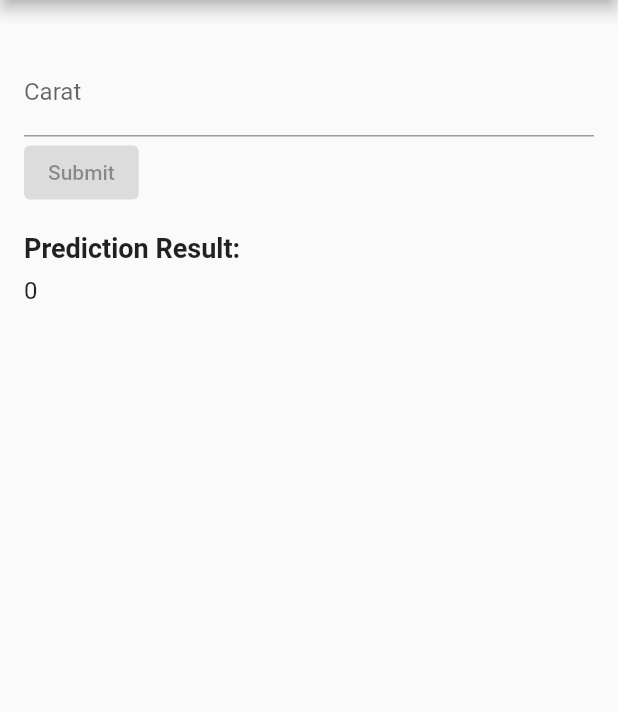
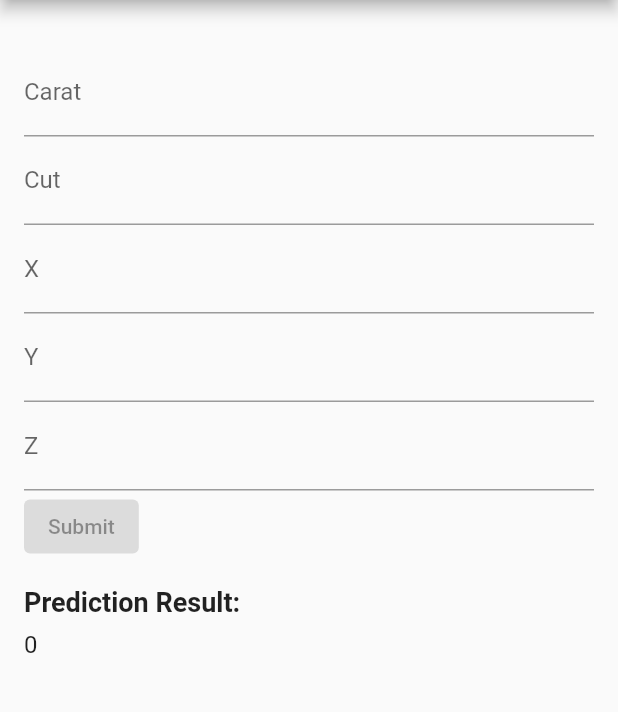
Before and after one commit to NicoLe-01/diamond_prediction_flutter, a Flutter app: the screen it shows after launch, on a phone screen of 412 x 824 dp, the part 84-796 px from its top. Run offline on Flutter 3.47's test engine with Material 2 defaults, Android fonts, the phone set to English and light mode, and no system bars; missing offline and left inert: tflite.

Commit message:
add: layouting and tflite model

```diff
--- a/lib/main.dart
+++ b/lib/main.dart
@@ -1,4 +1,5 @@
 import 'package:flutter/material.dart';
+import 'package:tflite/tflite.dart';
 
 void main() {
   runApp(const MyApp());
@@ -52,13 +53,64 @@ class _MyHomePageState extends State<MyHomePage> {
   final double _carat = 0.0;
   final TextEditingController _caratController = TextEditingController();
 
+  final double _cut = 0.0;
+  final TextEditingController _cutController = TextEditingController();
+
+  final double _x = 0.0;
+  final TextEditingController _xController = TextEditingController();
+
+  final double _y = 0.0;
+  final TextEditingController _yController = TextEditingController();
+
+  final double _z = 0.0;
+  final TextEditingController _zController = TextEditingController();
+
   @override
   Widget build(BuildContext context) {
     return Scaffold(
       appBar: AppBar(
         title: Text(widget.title),
       ),
-      body: Padding(
+      body: GestureDetector(
+        onTap: () {
+          FocusScope.of(context).requestFocus(FocusNode());
+        },
+        child: InputField(
+          caratController: _caratController,
+          cutController: _cutController,
+          xController: _xController,
+          yController: _yController,
+          zController: _zController,
+        ),
+      ),
+    );
+  }
+}
+
+class InputField extends StatelessWidget {
+  const InputField({
+    super.key,
+    required TextEditingController caratController,
+    required TextEditingController cutController,
+    required TextEditingController xController,
+    required TextEditingController yController,
+    required TextEditingController zController,
+  })  : _caratController = caratController,
+        _cutController = cutController,
+        _xController = xController,
+        _yController = yController,
+        _zController = zController;
+
+  final TextEditingController _caratController;
+  final TextEditingController _cutController;
+  final TextEditingController _xController;
+  final TextEditingController _yController;
+  final TextEditingController _zController;
+
+  @override
+  Widget build(BuildContext context) {
+    return SingleChildScrollView(
+      child: Padding(
         padding: const EdgeInsets.all(16.0),
         child: Column(
           crossAxisAlignment: CrossAxisAlignment.start,
@@ -68,6 +120,26 @@ class _MyHomePageState extends State<MyHomePage> {
               controller: _caratController,
               keyboardType: TextInputType.number,
               decoration: const InputDecoration(labelText: 'Carat'),
+            ),
+            TextFormField(
+              controller: _cutController,
+              keyboardType: TextInputType.number,
+              decoration: const InputDecoration(labelText: 'Cut'),
+            ),
+            TextFormField(
+              controller: _xController,
+              keyboardType: TextInputType.number,
+              decoration: const InputDecoration(labelText: 'X'),
+            ),
+            TextFormField(
+              controller: _yController,
+              keyboardType: TextInputType.number,
+              decoration: const InputDecoration(labelText: 'Y'),
+            ),
+            TextFormField(
+              controller: _zController,
+              keyboardType: TextInputType.number,
+              decoration: const InputDecoration(labelText: 'Z'),
             ),
             // Add the submit button here
             const ElevatedButton(
@@ -92,6 +164,4 @@ class _MyHomePageState extends State<MyHomePage> {
       ),
     );
   }
-
-  // ... Other methods and variables (e.g., _submit) remain unchanged
 }
--- a/pubspec.yaml
+++ b/pubspec.yaml
@@ -39,6 +39,7 @@ dependencies:
 dev_dependencies:
   flutter_test:
     sdk: flutter
+  tflite: 1.1.2
 
   # The "flutter_lints" package below contains a set of recommended lints to
   # encourage good coding practices. The lint set provided by the package is
```
Also changed, not shown: pubspec.lock.
